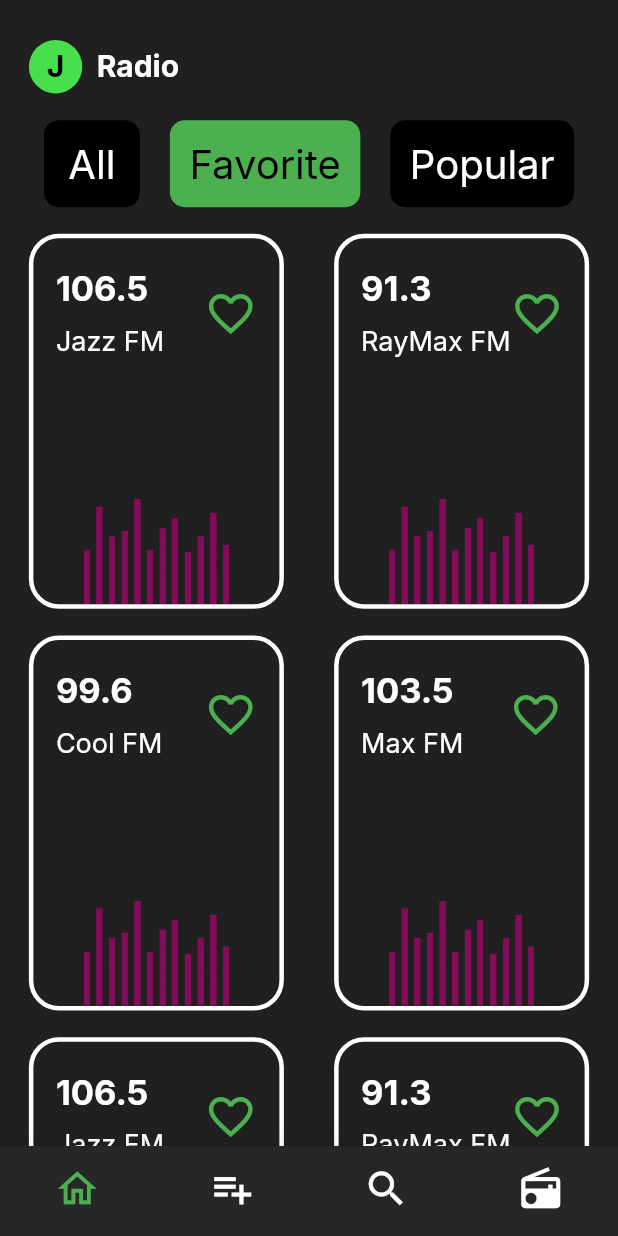
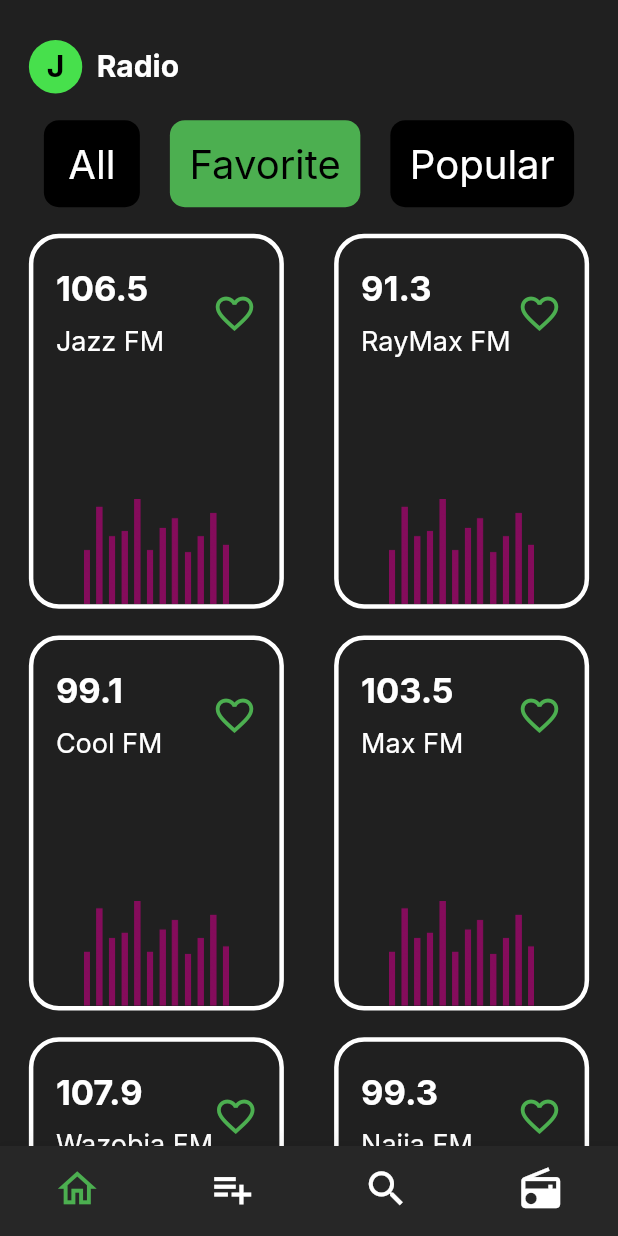
Before and after one commit to Kazman2222/music_playlist, a Flutter app: the screen it shows after launch, on a phone screen of 412 x 824 dp. Run offline on Flutter 3.47's test engine with Material 2 defaults, Android fonts, the phone set to English and light mode, and no system bars; our stand-ins replace audioplayers, flutter_screenutil, flutter_svg, shared_preferences; missing offline and left inert: biometric_fingerprint.

Commit message:
Now Functioning.....

```diff
--- a/lib/home/radio.dart
+++ b/lib/home/radio.dart
@@ -171,7 +171,7 @@ class _RadioPageState extends State<radio> {
                   children: [
                     RadioSelector(
                       radioChanel: 'Cool FM',
-                      radioStation: '99.6',
+                      radioStation: '99.1',
                       // checker: tapper,
                       // onTap: toggleContainerVisibility,
                     ),
@@ -190,14 +190,14 @@ class _RadioPageState extends State<radio> {
                   mainAxisAlignment: MainAxisAlignment.spaceBetween,
                   children: [
                     RadioSelector(
-                      radioChanel: 'Jazz FM',
-                      radioStation: '106.5',
+                      radioChanel: 'Wazobia FM',
+                      radioStation: '107.9',
                       // checker: tapper,
                       // onTap: toggleContainerVisibility,
                     ),
                     RadioSelector(
-                      radioChanel: 'RayMax FM',
-                      radioStation: '91.3',
+                      radioChanel: 'Naija FM',
+                      radioStation: '99.3',
                       // checker: tapper,
                       // onTap: toggleContainerVisibility,
                     ),
@@ -210,14 +210,34 @@ class _RadioPageState extends State<radio> {
                   mainAxisAlignment: MainAxisAlignment.spaceBetween,
                   children: [
                     RadioSelector(
-                      radioChanel: 'Cool FM',
-                      radioStation: '99.6',
+                      radioChanel: 'Classic FM',
+                      radioStation: '97.3',
                       // checker: tapper,
                       // onTap: toggleContainerVisibility,
                     ),
                     RadioSelector(
-                      radioChanel: 'Max FM',
-                      radioStation: '103.5',
+                      radioChanel: 'Radio FM',
+                      radioStation: '92.3',
+                      // checker: tapper,
+                      // onTap: toggleContainerVisibility,
+                    ),
+                  ],
+                ),
+                SizedBox(
+                  height: 20.h,
+                ),
+                Row(
+                  mainAxisAlignment: MainAxisAlignment.spaceBetween,
+                  children: [
+                    RadioSelector(
+                      radioChanel: 'Beat FM',
+                      radioStation: '92.9',
+                      // checker: tapper,
+                      // onTap: toggleContainerVisibility,
+                    ),
+                    RadioSelector(
+                      radioChanel: 'Love FM',
+                      radioStation: '104.9',
                       // checker: tapper,
                       // onTap: toggleContainerVisibility,
                     ),
@@ -328,7 +348,7 @@ class _RadioSelectorState extends State<RadioSelector> {
                     child: Icon(
                       hearts ? Icons.favorite : Icons.favorite_outline_sharp,
                       color: Colors.green,
-                      size: 35,
+                      size: 30,
                     ),
                   ),
                 ],
```
